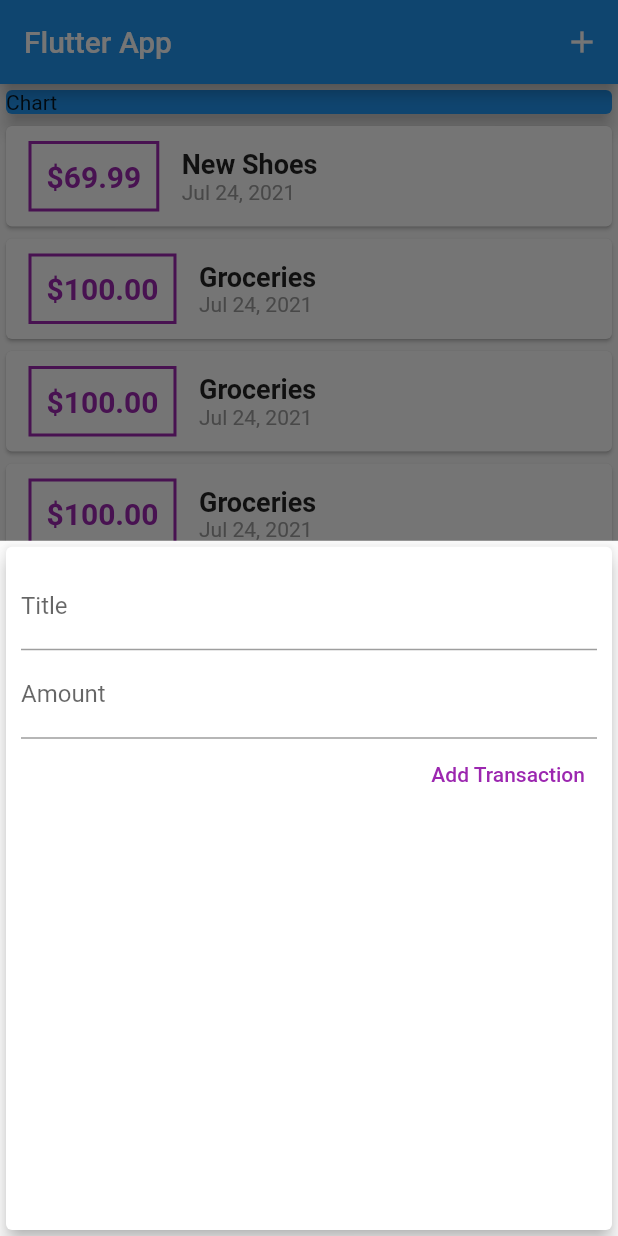
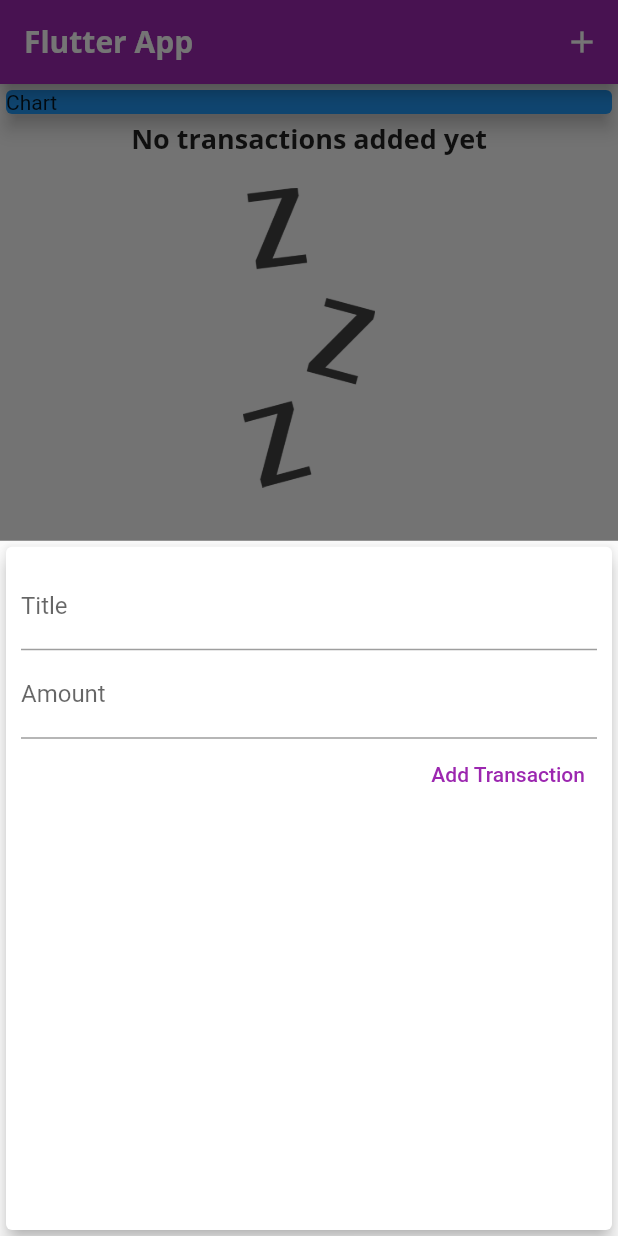
Before and after one commit to rsi2m/first-flutter-app, a Flutter app: the screen it shows after launch, after a tap on the "add" icon, on a phone screen of 412 x 824 dp. Run offline on Flutter 3.47's test engine with Material 2 defaults, Android fonts, the phone set to English and light mode, and no system bars.

```diff
--- a/lib/main.dart
+++ b/lib/main.dart
@@ -13,6 +13,27 @@ class ExpenseApp extends StatelessWidget {
   Widget build(BuildContext context) {
     return MaterialApp(
       title: "Expenses App",
+      theme: ThemeData(
+        primarySwatch: Colors.purple,
+        accentColor: Colors.amber,
+        fontFamily: 'Quicksand',
+        textTheme: ThemeData.light().textTheme.copyWith(
+          title: TextStyle(
+            fontFamily: 'OpenSans',
+            fontWeight: FontWeight.bold,
+            fontSize: 18
+          )
+        ),
+        appBarTheme: AppBarTheme(
+          textTheme: ThemeData.light().textTheme.copyWith(
+                title: TextStyle(
+                  fontFamily: 'OpenSans',
+                  fontSize: 20,
+                  fontWeight: FontWeight.bold
+                ),
+              ),
+        ),
+      ),
       home: MyHomePage(),
     );
   }
@@ -36,68 +57,7 @@ class _MyHomePageState extends State<MyHomePage> {
     );
   }
 
-  final List<Transaction> _userTransactions = [
-    Transaction(
-      id: "tx1",
-      title: "New Shoes",
-      amount: 69.99,
-      date: DateTime.now(),
-    ),
-    Transaction(
-      id: "tx2",
-      title: "Groceries",
-      amount: 100,
-      date: DateTime.now(),
-    ),
-    Transaction(
-      id: "tx2",
-      title: "Groceries",
-      amount: 100,
-      date: DateTime.now(),
-    ),
-    Transaction(
-      id: "tx2",
-      title: "Groceries",
-      amount: 100,
-      date: DateTime.now(),
-    ),
-    Transaction(
-      id: "tx2",
-      title: "Groceries",
-      amount: 100,
-      date: DateTime.now(),
-    ),
-    Transaction(
-      id: "tx2",
-      title: "Groceries",
-      amount: 100,
-      date: DateTime.now(),
-    ),
-    Transaction(
-      id: "tx2",
-      title: "Groceries",
-      amount: 100,
-      date: DateTime.now(),
-    ),
-    Transaction(
-      id: "tx2",
-      title: "Groceries",
-      amount: 100,
-      date: DateTime.now(),
-    ),
-    Transaction(
-      id: "tx2",
-      title: "Groceries",
-      amount: 100,
-      date: DateTime.now(),
-    ),
-    Transaction(
-      id: "tx2",
-      title: "Groceries",
-      amount: 100,
-      date: DateTime.now(),
-    )
-  ];
+  final List<Transaction> _userTransactions = [];
 
   void _addNewTransaction(String title, double amount) {
     final newTransaction = Transaction(
--- a/lib/widgets/new_transaction.dart
+++ b/lib/widgets/new_transaction.dart
@@ -1,12 +1,18 @@
 import 'package:flutter/material.dart';
 
-class NewTransaction extends StatelessWidget {
-  final titleController = TextEditingController();
-  final amountController = TextEditingController();
-
+class NewTransaction extends  StatefulWidget {
   final Function addNewTransaction;
 
   NewTransaction(this.addNewTransaction);
+
+  @override
+  _NewTransactionState createState() => _NewTransactionState();
+}
+
+class _NewTransactionState extends State<NewTransaction> {
+  final titleController = TextEditingController();
+
+  final amountController = TextEditingController();
 
   void submitData() {
     var inputTitle = titleController.text;
@@ -16,10 +22,12 @@ class NewTransaction extends StatelessWidget {
       return;
     }
 
-    addNewTransaction(
+    widget.addNewTransaction(
       inputTitle,
       inputAmount,
     );
+
+    Navigator.of(context).pop();
   }
 
   @override
--- a/lib/widgets/transaction_list.dart
+++ b/lib/widgets/transaction_list.dart
@@ -11,7 +11,26 @@ class TransactionList extends StatelessWidget {
   Widget build(BuildContext context) {
     return Container(
       height: 500,
-      child: ListView.builder(
+      child: transactions.isEmpty
+          ? Column(
+              children: [
+                Text(
+                  "No transactions added yet",
+                  style: Theme.of(context).textTheme.title,
+                ),
+                SizedBox(
+                  height: 20,
+                ),
+                Container(
+                  height: 200,
+                  child: Image.asset(
+                    'assets/images/waiting.png',
+                    fit: BoxFit.cover,
+                  ),
+                )
+              ],
+            )
+          : ListView.builder(
               itemBuilder: (ctx, index) {
                 return Card(
                     child: Row(
@@ -22,7 +41,7 @@ class TransactionList extends StatelessWidget {
                         style: TextStyle(
                           fontWeight: FontWeight.bold,
                           fontSize: 20,
-                    color: Colors.purple,
+                          color: Theme.of(context).primaryColor,
                         ),
                       ),
                       margin: EdgeInsets.symmetric(
@@ -31,7 +50,7 @@ class TransactionList extends StatelessWidget {
                       ),
                       decoration: BoxDecoration(
                           border: Border.all(
-                  color: Colors.purple,
+                        color: Theme.of(context).primaryColor,
                         width: 2,
                       )),
                       padding: EdgeInsets.all(10),
@@ -41,10 +60,7 @@ class TransactionList extends StatelessWidget {
                       children: [
                         Text(
                           transactions[index].title,
-                    style: TextStyle(
-                      fontSize: 18,
-                      fontWeight: FontWeight.bold,
-                    ),
+                          style: Theme.of(context).textTheme.title,
                         ),
                         Text(
                           DateFormat.yMMMd().format(transactions[index].date),
```
Also changed, not shown: pubspec.yaml (+20 -15 lines), assets/fonts/OpenSans-Bold.ttf (added), assets/fonts/OpenSans-Regular.ttf (added), assets/fonts/Quicksand-Bold.ttf (added), assets/fonts/Quicksand-Light.ttf (added), assets/fonts/Quicksand-Medium.ttf (added), assets/fonts/Quicksand-Regular.ttf (added), assets/images/waiting.png (added), 1 other file. Lines whose indentation alone changed are shown as unchanged.
